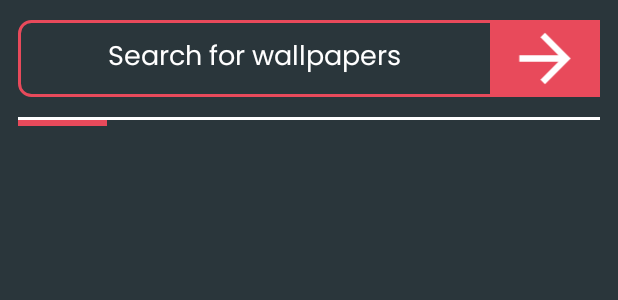
After one commit to ravigavade/WallpaperApp, an Android app: the layout activity_search_wallpaper.xml on its own in the app's theme, with its tools: preview values and no code run, on a phone screen of 412 x 824 dp. The commit adds this screen. Shown: the top 300 px of the screen. Run offline under Robolectric (Android 15) with nearby library versions, the phone set to English and light mode, and no system bars; network calls fail.

```diff
--- a/app/src/main/AndroidManifest.xml
+++ b/app/src/main/AndroidManifest.xml
@@ -3,7 +3,7 @@
     xmlns:tools="http://schemas.android.com/tools">
 
     <uses-permission android:name="android.permission.INTERNET" />
-    <uses-permission android:name="android.permission.SET_WALLPAPER"/>
+    <uses-permission android:name="android.permission.SET_WALLPAPER" />
 
     <application
         android:allowBackup="true"
@@ -15,6 +15,9 @@
         android:supportsRtl="true"
         android:theme="@style/Theme.WallpaperApp"
         tools:targetApi="31">
+        <activity
+            android:name=".SearchWallpaper"
+            android:exported="false" />
         <activity
             android:name=".wList"
             android:exported="false" />
--- a/app/src/main/java/com/csaim/wallpaperapp/WallpaperManager.kt
+++ b/app/src/main/java/com/csaim/wallpaperapp/WallpaperManager.kt
@@ -23,7 +23,7 @@ class WallpaperManager {
     suspend fun retrieveCarsWallpaper(q: String,apikey:String): List<WallpaperData> = withContext(Dispatchers.IO) {
         val request = Request.Builder()
 //            .url("https://wallhaven.cc/api/v1/search?q=$q&resolutions=1920x1200&categories=111*")
-            .url("https://pixabay.com/api/?q=$q&image_type=photo&category=computer&min_width=1080&min_height=1920&orientation=vertical&key=$apikey")
+            .url("https://pixabay.com/api/?q=$q&image_type=photo&category=computer&min_width=1080&min_height=1920&orientation=vertical&key=$apikey&per_page=199")
 //            .header("authorization","Bearer $apikey")
             .get()
             .build()
--- a/app/src/main/java/com/csaim/wallpaperapp/wList.kt
+++ b/app/src/main/java/com/csaim/wallpaperapp/wList.kt
@@ -8,6 +8,7 @@ import android.app.WallpaperManager
 import android.util.Log
 import androidx.appcompat.app.AppCompatActivity
 import androidx.lifecycle.lifecycleScope
+import androidx.recyclerview.widget.GridLayoutManager
 import androidx.recyclerview.widget.LinearLayoutManager
 import com.csaim.wallpaperapp.databinding.ActivityWlistBinding
 import com.squareup.picasso.Picasso
@@ -35,7 +36,7 @@ class wList : AppCompatActivity() {
                 Log.d("fucal","calling")
             }
 
-            binding.recyclerView.layoutManager = LinearLayoutManager(this@wList)
+            binding.recyclerView.layoutManager = GridLayoutManager(this@wList,2)
             binding.recyclerView.adapter = wallpaperAdapter(this@wList, wallpapers) { imageUrl ->
                 setWallpaper(imageUrl)
             }
--- /dev/null
+++ b/app/src/main/res/drawable/baseline_account_circle_24.xml
@@ -0,0 +1,5 @@
+<vector xmlns:android="http://schemas.android.com/apk/res/android" android:height="24dp" android:tint="#000000" android:viewportHeight="24" android:viewportWidth="24" android:width="24dp">
+
+    <path android:fillColor="@android:color/white" android:pathData="M12,2C6.48,2 2,6.48 2,12s4.48,10 10,10s10,-4.48 10,-10S17.52,2 12,2zM12,6c1.93,0 3.5,1.57 3.5,3.5S13.93,13 12,13s-3.5,-1.57 -3.5,-3.5S10.07,6 12,6zM12,20c-2.03,0 -4.43,-0.82 -6.14,-2.88C7.55,15.8 9.68,15 12,15s4.45,0.8 6.14,2.12C16.43,19.18 14.03,20 12,20z"/>
+
+</vector>
--- a/app/src/main/res/drawable/border.xml
+++ b/app/src/main/res/drawable/border.xml
@@ -3,7 +3,7 @@
 
 
     <stroke
-        android:color="@color/white"
+        android:color="@color/red"
         android:width="2dp"/>
 
     <corners
--- /dev/null
+++ b/app/src/main/res/layout/activity_search_wallpaper.xml
@@ -0,0 +1,58 @@
+<?xml version="1.0" encoding="utf-8"?>
+<LinearLayout
+    android:orientation="vertical"
+    xmlns:android="http://schemas.android.com/apk/res/android"
+    xmlns:app="http://schemas.android.com/apk/res-auto"
+    xmlns:tools="http://schemas.android.com/tools"
+    android:id="@+id/main"
+    android:layout_width="match_parent"
+    android:layout_height="match_parent"
+    android:background="@color/bg"
+    tools:context=".SearchWallpaper">
+
+                <LinearLayout
+                    android:layout_marginTop="@dimen/_10sdp"
+                    android:layout_width="match_parent"
+                    android:layout_marginHorizontal="@dimen/_9sdp"
+                    android:background="@drawable/border"
+                    android:layout_height="wrap_content"
+                    android:orientation="horizontal">
+
+                    <EditText
+                        android:id="@+id/keyword"
+                        android:layout_width="wrap_content"
+                        android:layout_height="wrap_content"
+                        android:textColorHint="@color/white"
+                        android:gravity="center"
+                        android:maxLines="1"
+                        android:layout_weight="2"
+                        android:backgroundTint="@color/bg"
+                        android:fontFamily="@font/poppins"
+                        android:hint="@string/search"
+                        android:padding="@dimen/_8sdp"
+                        android:textColor="@color/red" />
+
+                    <ImageView
+                        android:id="@+id/findBtn"
+                        android:layout_width="wrap_content"
+                        android:layout_height="match_parent"
+                        android:layout_weight="1"
+                        android:background="@color/red"
+                        android:src="@drawable/baseline_arrow_forward_24"
+                        app:tint="@color/white" />
+
+                </LinearLayout>
+        <View
+            android:layout_marginTop="@dimen/_10sdp"
+            android:layout_width="match_parent"
+            android:layout_height="2dp"
+            android:background="@color/white"
+            android:layout_marginHorizontal="@dimen/_9sdp"/>
+        <View
+            android:layout_width="59dp"
+            android:layout_height="4dp"
+            android:background="@color/red"
+            android:layout_marginStart="@dimen/_9sdp"/>
+
+
+</LinearLayout>
--- a/app/src/main/res/layout/activity_wlist.xml
+++ b/app/src/main/res/layout/activity_wlist.xml
@@ -7,14 +7,15 @@
     android:id="@+id/main"
     android:layout_width="match_parent"
     android:layout_height="match_parent"
+    android:background="@color/bg"
     tools:context=".wList">
 
     <androidx.recyclerview.widget.RecyclerView
         android:paddingTop="@dimen/_10sdp"
+        android:paddingBottom="@dimen/_10sdp"
         android:layout_width="match_parent"
-        android:background="@color/bg"
         android:layout_height="match_parent"
-        android:padding="8dp"
+        android:layout_marginHorizontal="@dimen/_9sdp"
         android:id="@+id/recyclerView"/>
 
 
--- a/app/src/main/res/values/strings.xml
+++ b/app/src/main/res/values/strings.xml
@@ -3,4 +3,5 @@
     <string name="desc">An immersive wallpaper app that fetches and sets high-quality, customizable wallpapers tailored to your screen preferences.</string>
     <string name="search_by_colours">Search by colours</string>
     <string name="apiKey">46751512-a1aca46eb5c1ffc447ed8fcb6</string>
+    <string name="search">Search for wallpapers</string>
 </resources>
```
Also changed, not shown: app/src/main/java/com/csaim/wallpaperapp/MainActivity.kt (+4 -4 lines), app/src/main/java/com/csaim/wallpaperapp/SearchWallpaper.kt (added, +18 -0 lines), app/src/main/res/layout/activity_main.xml (+21 -45 lines), app/src/main/res/layout/item_layout.xml (+4 -4 lines), app/src/main/res/drawable/search.png (added).
